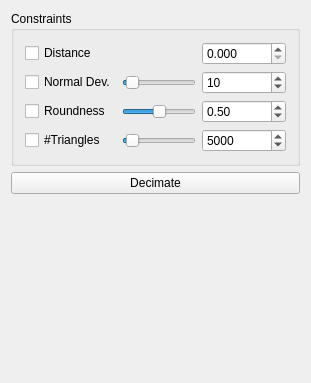
Old version of the form Plugin-Decimater/decimaterToolbar.ui in the repository ShenRen/OpenFlipper.
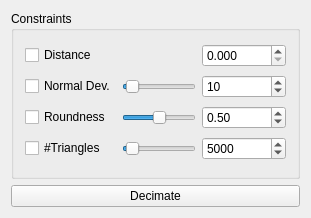
New version of the form.

Commit message: Set Correct Size for Decimater Toolbar

Patch:
```diff
--- a/Plugin-Decimater/decimaterToolbar.ui
+++ b/Plugin-Decimater/decimaterToolbar.ui
@@ -6,7 +6,7 @@
     <x>0</x>
     <y>0</y>
     <width>311</width>
-    <height>383</height>
+    <height>218</height>
    </rect>
   </property>
   <property name="windowTitle" >
@@ -200,19 +200,6 @@
      </property>
     </widget>
    </item>
-   <item>
-    <spacer name="verticalSpacer" >
-     <property name="orientation" >
-      <enum>Qt::Vertical</enum>
-     </property>
-     <property name="sizeHint" stdset="0" >
-      <size>
-       <width>20</width>
-       <height>201</height>
-      </size>
-     </property>
-    </spacer>
-   </item>
   </layout>
  </widget>
  <layoutdefault spacing="6" margin="11" />
```
